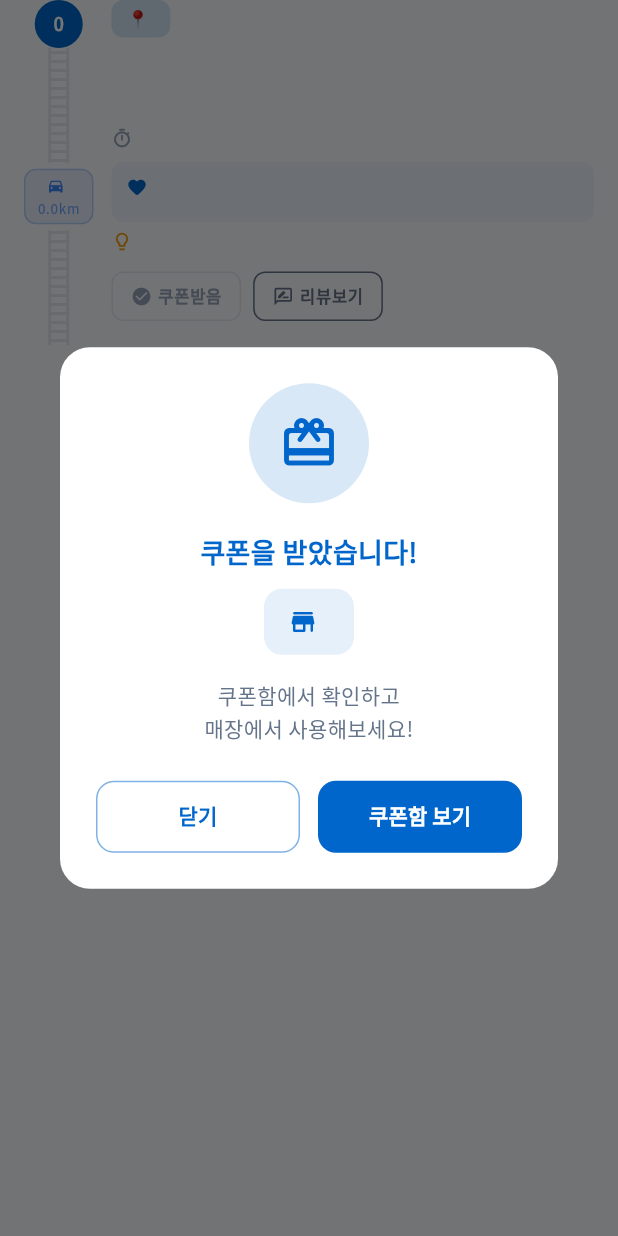
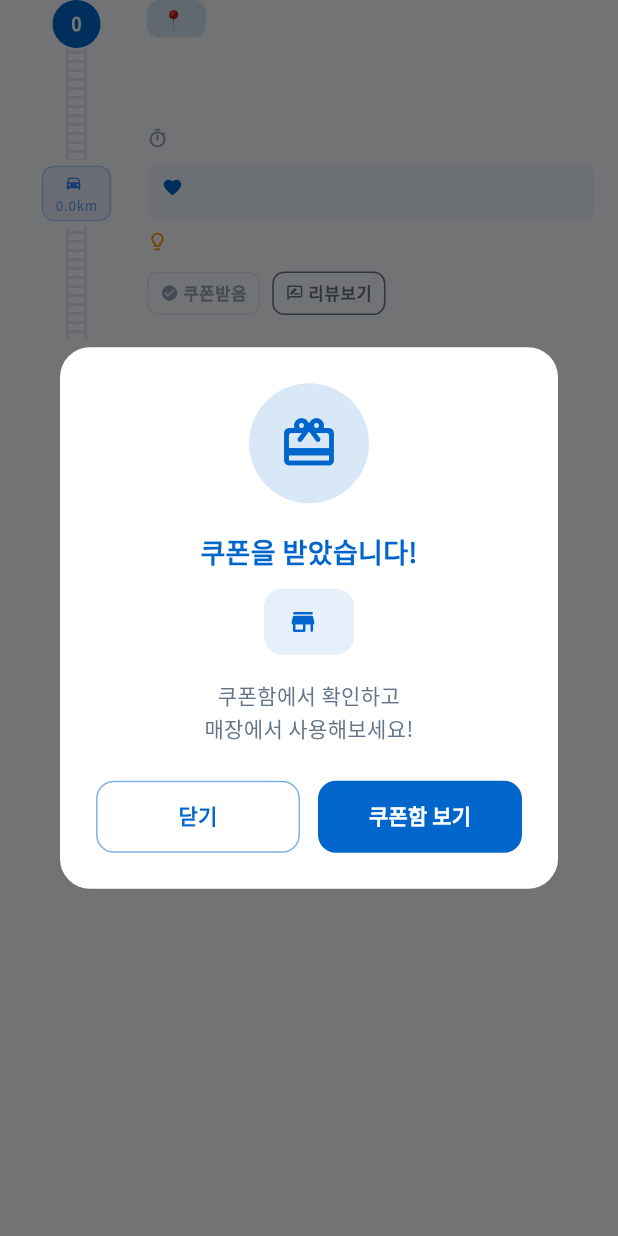
Before and after one commit to dusagong/FCM_APP-Flutter-with-AOS-IOS-, a Flutter app: the _CourseStopItem widget shown alone on an empty page, opened directly with empty values, after a tap on "쿠폰받기", on a phone screen of 412 x 824 dp. Run offline on Flutter 3.47's test engine with Material 3 defaults, Android fonts, the phone set to English and light mode, and no system bars; our stand-ins replace camera, flutter_animate, flutter_dotenv, google_fonts, image_picker, qr_flutter and 2 more; missing offline and left inert: flutter_naver_map, scratcher; accounts and stored records are empty.

Commit message:
레일설치

```diff
--- a/lib/screens/meeting_platform_screen.dart
+++ b/lib/screens/meeting_platform_screen.dart
@@ -392,8 +392,10 @@ class _CourseStopItem extends StatelessWidget {
         child: Row(
           crossAxisAlignment: CrossAxisAlignment.stretch,
           children: [
-            // Timeline
-            Column(
+            // Timeline - 고정 너비로 일관된 정렬 유지 (이동시간 배지 포함)
+            SizedBox(
+              width: 70,
+              child: Column(
                 children: [
                   Container(
                     width: 32,
@@ -412,13 +414,12 @@ class _CourseStopItem extends StatelessWidget {
                       ),
                     ),
                   ),
-                if (!isLast)
                   Expanded(
                     child: Stack(
                       alignment: Alignment.center,
                       children: [
                         const _RailTrackVertical(),
-                        if (stop.travelTimeToNext != null)
+                        if (!isLast && stop.travelTimeToNext != null)
                           Container(
                             color: AppColors.background,
                             padding: const EdgeInsets.symmetric(vertical: 4),
@@ -431,6 +432,7 @@ class _CourseStopItem extends StatelessWidget {
                     ),
                   ),
                 ],
+              ),
             ),
             const SizedBox(width: 12),
             // Content
@@ -1294,7 +1296,7 @@ class _ActionButton extends StatelessWidget {
     return GestureDetector(
       onTap: isDisabled ? null : onTap,
       child: Container(
-        padding: const EdgeInsets.symmetric(horizontal: 12, vertical: 8),
+        padding: const EdgeInsets.symmetric(horizontal: 8, vertical: 6),
         decoration: BoxDecoration(
           color: isPrimary ? AppColors.primary : Colors.transparent,
           borderRadius: BorderRadius.circular(AppBorderRadius.sm),
@@ -1311,14 +1313,14 @@ class _ActionButton extends StatelessWidget {
           children: [
             Icon(
               icon,
-              size: 14,
+              size: 12,
               color: isDisabled
                   ? AppColors.textTertiary
                   : isPrimary
                       ? Colors.white
                       : AppColors.textSecondary,
             ),
-            const SizedBox(width: 4),
+            const SizedBox(width: 3),
             Text(
               label,
               style: AppTypography.labelSmall.copyWith(
@@ -1328,6 +1330,7 @@ class _ActionButton extends StatelessWidget {
                         ? Colors.white
                         : AppColors.textSecondary,
                 fontWeight: FontWeight.w600,
+                fontSize: 11,
               ),
             ),
           ],
```
Lines whose indentation alone changed are shown as unchanged.
